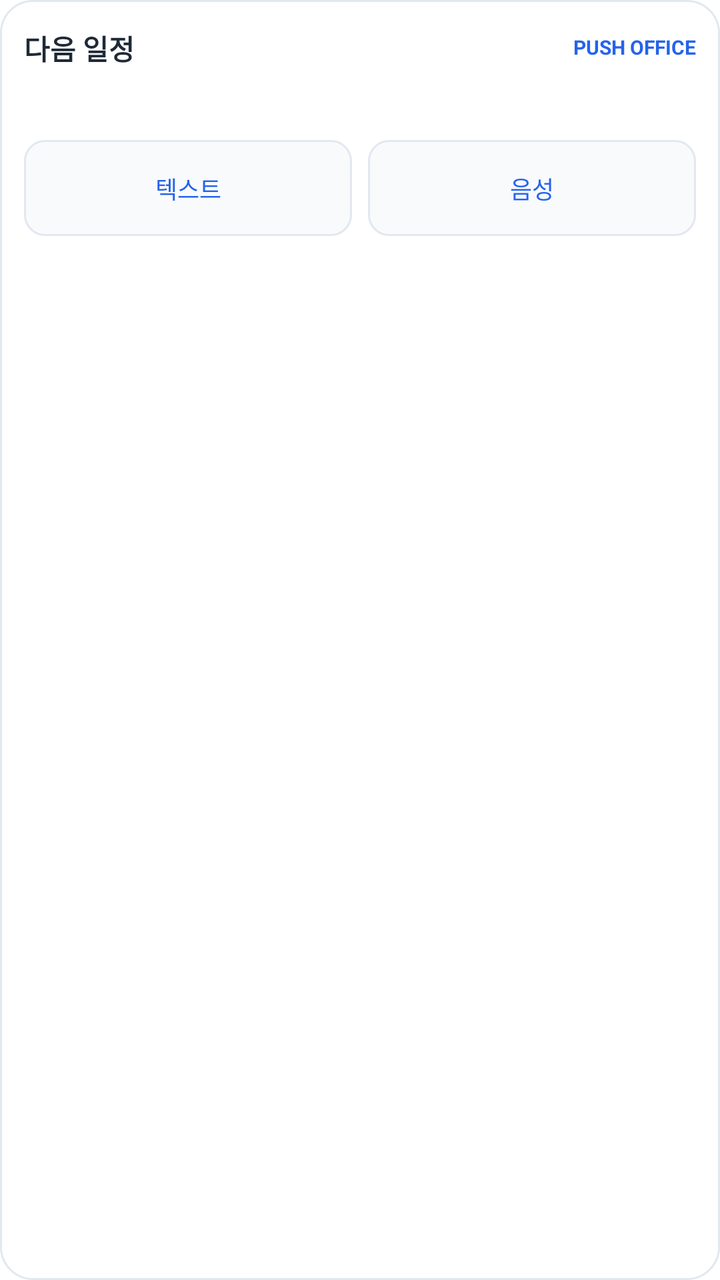
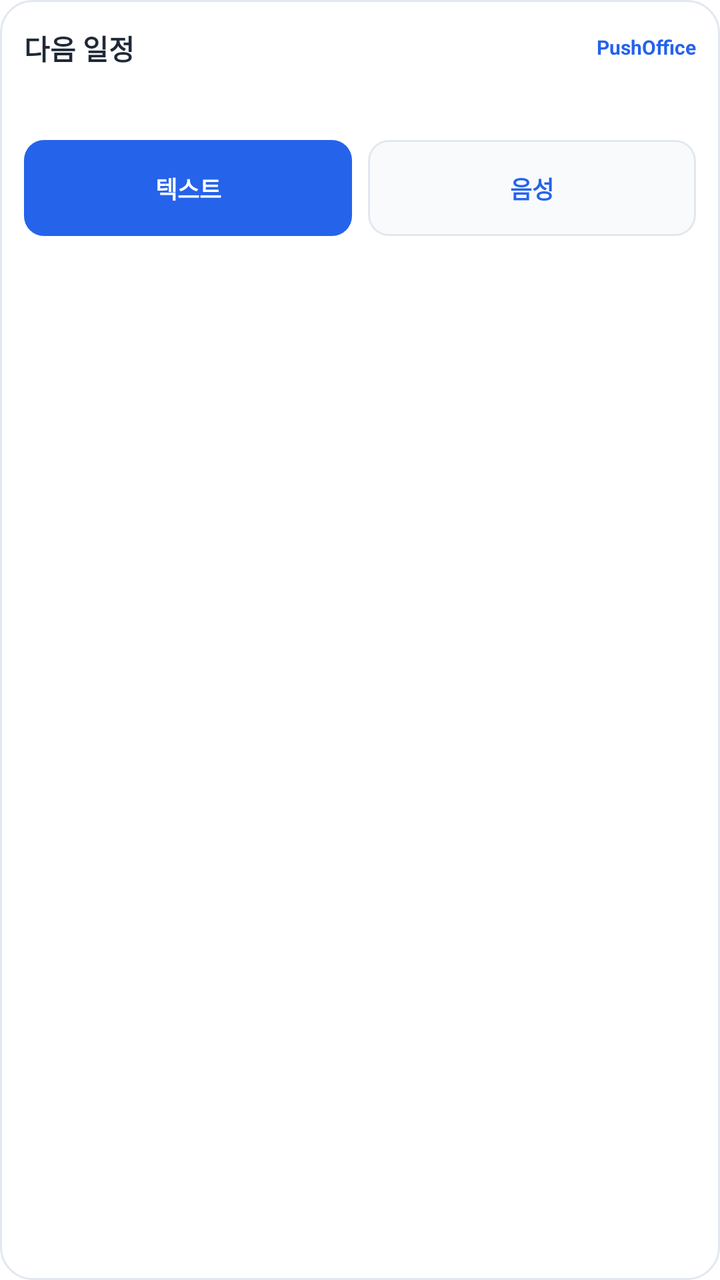

The first picture is an Android layout as it rendered before a commit; the second is the same layout after the commit. The layout source and the unified diff follow.
<!-- AndroidManifest.xml: fallback theme Theme.MaterialComponents.DayNight.NoActionBar -->
<!-- res/layout/widget_small.xml -->
<LinearLayout xmlns:android="http://schemas.android.com/apk/res/android"
    android:id="@+id/widget_root"
    android:layout_width="match_parent"
    android:layout_height="match_parent"
    android:orientation="vertical"
    android:padding="12dp"
    android:background="@drawable/widget_background">

    <LinearLayout
        android:id="@+id/widget_header"
        android:layout_width="match_parent"
        android:layout_height="wrap_content"
        android:minHeight="24dp"
        android:gravity="center_vertical"
        android:orientation="horizontal">
        <TextView
            android:id="@+id/widget_heading"
            android:layout_width="0dp"
            android:layout_height="wrap_content"
            android:layout_weight="1"
            android:includeFontPadding="false"
            android:maxLines="1"
            android:ellipsize="end"
            android:text="다음 일정"
            android:textColor="@color/po_widget_text"
            android:textSize="14sp"
            android:textStyle="bold" />
        <TextView
            android:id="@+id/widget_brand"
            android:layout_width="wrap_content"
            android:layout_height="wrap_content"
            android:layout_marginStart="12dp"
            android:includeFontPadding="false"
            android:maxLines="1"
            android:text="PUSH OFFICE"
            android:textColor="@color/po_widget_accent"
            android:textSize="10sp"
            android:textStyle="bold" />
    </LinearLayout>

    <TextView
        android:id="@+id/widget_event_1"
        android:layout_width="match_parent"
        android:layout_height="wrap_content"
        android:minHeight="28dp"
        android:paddingTop="4dp"
        android:paddingBottom="4dp"
        android:gravity="center_vertical"
        android:includeFontPadding="false"
        android:maxLines="2"
        android:ellipsize="end"
        android:textColor="@color/po_widget_text"
        android:textSize="15sp" />

    <LinearLayout
        android:id="@+id/widget_actions"
        android:layout_width="match_parent"
        android:layout_height="48dp"
        android:layout_marginTop="6dp"
        android:orientation="horizontal">
        <TextView
            android:id="@+id/widget_text"
            android:layout_width="0dp"
            android:layout_height="match_parent"
            android:layout_weight="1"
            android:layout_marginEnd="4dp"
            android:background="@drawable/widget_action_background"
            android:gravity="center"
            android:includeFontPadding="false"
            android:maxLines="1"
            android:text="텍스트"
            android:contentDescription="텍스트로 일정 입력"
            android:textColor="@color/po_widget_accent"
            android:textSize="12sp" />
        <TextView
            android:id="@+id/widget_voice"
            android:layout_width="0dp"
            android:layout_height="match_parent"
            android:layout_weight="1"
            android:layout_marginStart="4dp"
            android:background="@drawable/widget_action_background"
            android:gravity="center"
            android:includeFontPadding="false"
            android:maxLines="1"
            android:text="음성"
            android:contentDescription="음성 입력 선택 화면 열기"
            android:textColor="@color/po_widget_accent"
            android:textSize="12sp" />
    </LinearLayout>
</LinearLayout>
<!-- resources referenced by this layout -->
<resources>
  <color name="po_widget_accent">#2563EB</color>
  <color name="po_widget_text">#1F2937</color>
  <!-- drawable widget_action_background (drawable) -->
  <shape xmlns:android="http://schemas.android.com/apk/res/android">
      <solid android:color="@color/po_widget_action_surface"/>
      <corners android:radius="10dp"/>
      <stroke android:width="1dp" android:color="@color/po_widget_border"/>
  </shape>
  <!-- drawable widget_background (drawable) -->
  <shape xmlns:android="http://schemas.android.com/apk/res/android">
      <solid android:color="@color/po_widget_surface"/>
      <corners android:radius="16dp"/>
      <stroke android:width="1dp" android:color="@color/po_widget_border"/>
  </shape>
  <color name="po_widget_action_surface">#F8FAFC</color>
  <color name="po_widget_border">#E2E8F0</color>
  <color name="po_widget_surface">#FFFFFF</color>
</resources>

<!-- the commit's change to res/layout/widget_small.xml (unified diff, before → after) -->
@@ -32,7 +32,7 @@
             android:layout_marginStart="12dp"
             android:includeFontPadding="false"
             android:maxLines="1"
-            android:text="PUSH OFFICE"
+            android:text="PushOffice"
             android:textColor="@color/po_widget_accent"
             android:textSize="10sp"
             android:textStyle="bold" />
@@ -64,14 +64,15 @@
             android:layout_height="match_parent"
             android:layout_weight="1"
             android:layout_marginEnd="4dp"
-            android:background="@drawable/widget_action_background"
+            android:background="@drawable/widget_primary_action_background"
             android:gravity="center"
             android:includeFontPadding="false"
             android:maxLines="1"
             android:text="텍스트"
             android:contentDescription="텍스트로 일정 입력"
-            android:textColor="@color/po_widget_accent"
-            android:textSize="12sp" />
+            android:textColor="@color/po_widget_on_primary"
+            android:textSize="12sp"
+            android:textStyle="bold" />
         <TextView
             android:id="@+id/widget_voice"
             android:layout_width="0dp"
@@ -85,6 +86,7 @@
             android:text="음성"
             android:contentDescription="음성 입력 선택 화면 열기"
             android:textColor="@color/po_widget_accent"
-            android:textSize="12sp" />
+            android:textSize="12sp"
+            android:textStyle="bold" />
     </LinearLayout>
 </LinearLayout>
<!-- resource entries referenced after the edit -->
@@ -1,6 +1,7 @@
 <!-- resources referenced by this layout -->
 <resources>
   <color name="po_widget_accent">#2563EB</color>
+  <color name="po_widget_on_primary">#FFFFFF</color>
   <color name="po_widget_text">#1F2937</color>
   <!-- drawable widget_action_background (drawable) -->
   <shape xmlns:android="http://schemas.android.com/apk/res/android">
@@ -14,6 +15,11 @@
       <corners android:radius="16dp"/>
       <stroke android:width="1dp" android:color="@color/po_widget_border"/>
   </shape>
+  <!-- drawable widget_primary_action_background (drawable) -->
+  <shape xmlns:android="http://schemas.android.com/apk/res/android">
+      <solid android:color="@color/po_widget_accent"/>
+      <corners android:radius="10dp"/>
+  </shape>
   <color name="po_widget_action_surface">#F8FAFC</color>
   <color name="po_widget_border">#E2E8F0</color>
   <color name="po_widget_surface">#FFFFFF</color>
